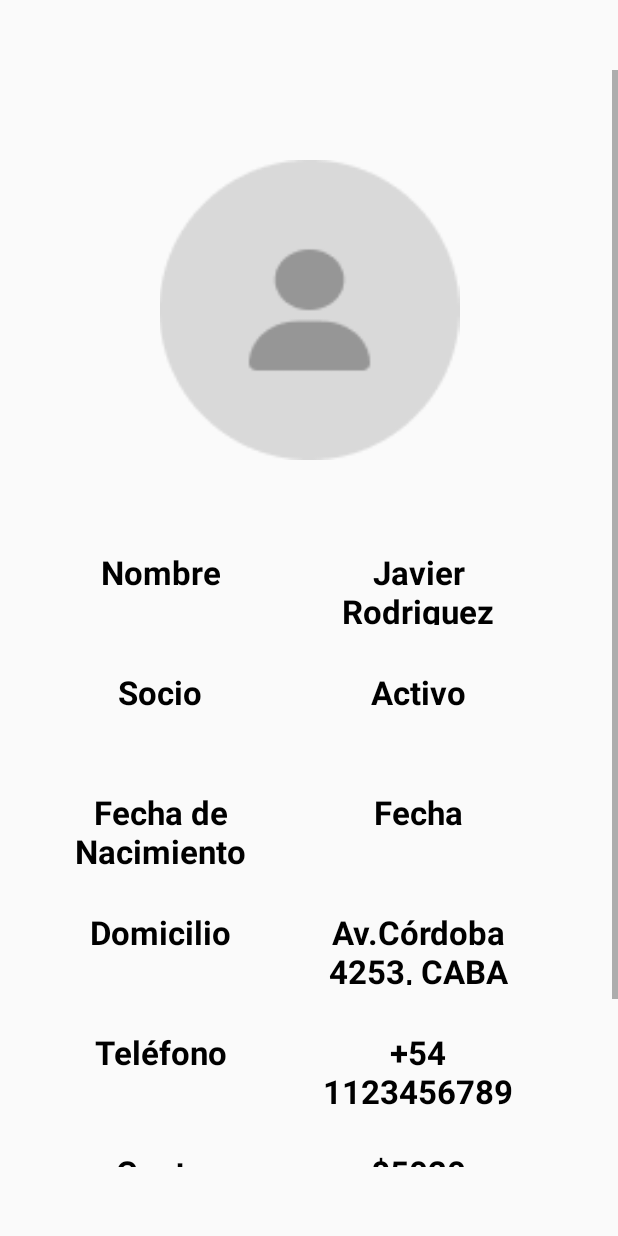
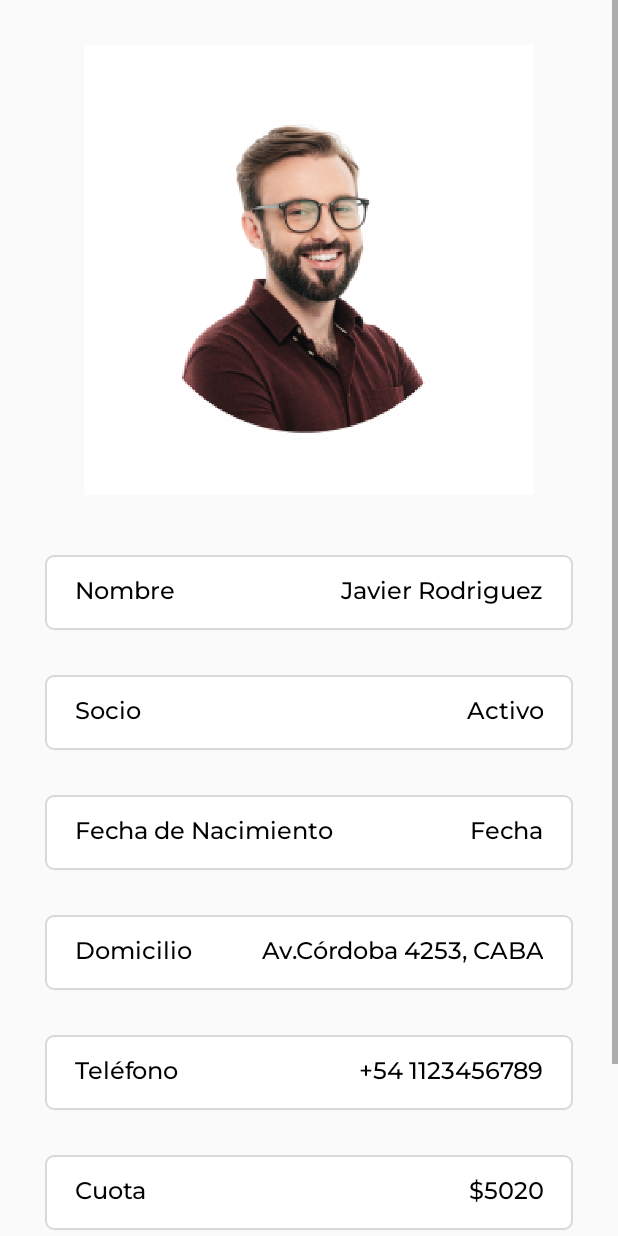
Before and after one commit to EvanaSabatella1989/Club-Deportivo, an Android app: the layout activity_modificar_usuario_socio.xml on its own in the app's theme, with its tools: preview values and no code run, on a phone screen of 412 x 824 dp. Run offline under Robolectric (Android 15) with nearby library versions, the phone set to English and light mode, and no system bars; Roboto replaces fonts that are not available here.

Commit message:
fin activity modifUsuarioSocio

```diff
--- a/Club/app/src/main/res/layout/activity_modificar_usuario_socio.xml
+++ b/Club/app/src/main/res/layout/activity_modificar_usuario_socio.xml
@@ -40,8 +40,8 @@
         app:layout_constraintStart_toStartOf="parent" />  -->
 
     <ScrollView
-        android:layout_width="411dp"
-        android:layout_height="731dp"
+        android:layout_width="0dp"
+        android:layout_height="wrap_content"
         app:layout_constraintBottom_toBottomOf="parent"
         app:layout_constraintEnd_toEndOf="parent"
         app:layout_constraintHorizontal_bias="1.0"
@@ -51,87 +51,56 @@
 
         <LinearLayout
             android:layout_width="match_parent"
-        android:layout_height="wrap_content"
+            android:layout_height="match_parent"
+            android:layout_margin="30dp"
+            android:layout_marginBottom="30dp"
             android:orientation="vertical">
+
 
             <ImageView
                 android:id="@+id/imageView2"
                 android:layout_width="match_parent"
-            android:layout_height="match_parent"
-            android:layout_marginTop="60dp"
-            android:layout_marginBottom="60dp"
-            android:minWidth="200dp"
-            android:minHeight="200dp"
-            android:src="@mipmap/icono_persona" />
+                android:layout_height="300dp"
+                android:layout_marginBottom="40dp"
+                android:minWidth="10dp"
+                android:minHeight="10dp"
+                android:src="@mipmap/fotousuario" />
 
             <LinearLayout
                 android:layout_width="match_parent"
                 android:layout_height="50dp"
+
                 android:layout_marginBottom="30dp"
-
+                android:background="@drawable/input_background"
                 android:orientation="horizontal">
 
 
                 <TextView
-                android:layout_width="152dp"
-                android:layout_height="match_parent"
-                android:layout_marginLeft="20dp"
-                android:paddingLeft="20dp"
+                    android:layout_width="wrap_content"
+                    android:layout_height="wrap_content"
+                    android:fontFamily="@font/montserrat_medium"
+                    android:layout_marginStart="20dp"
+                    android:layout_gravity="center_vertical"
                     android:paddingRight="0dp"
                     android:tag=""
                     android:text="@string/llave_nombre"
-                android:textAlignment="center"
                     android:textColor="@color/black"
-                android:textSize="22sp"
-                android:textStyle="bold" />
+                    android:textSize="16sp" />
 
                 <TextView
-                android:layout_width="152dp"
-                android:layout_height="match_parent"
-                android:layout_marginLeft="20dp"
-                android:paddingLeft="20dp"
+                    android:layout_width="match_parent"
+                    android:layout_height="wrap_content"
+                    android:fontFamily="@font/montserrat_medium"
+                    android:layout_marginStart="20dp"
+                    android:layout_marginEnd="20dp"
+                    android:paddingStart="20dp"
+                    android:layout_gravity="center_vertical"
+                    android:gravity="end"
                     android:paddingRight="0dp"
                     android:tag=""
                     android:text="@string/valor_nombre"
-                android:textAlignment="center"
                     android:textColor="@color/black"
-                android:textSize="22sp"
-                android:textStyle="bold" />
-
-
-        </LinearLayout>
-        <LinearLayout
-            android:layout_width="match_parent"
-            android:layout_height="50dp"
-            android:layout_marginBottom="30dp"
-            android:backgroundTint="@color/yellow"
-            android:orientation="horizontal">
-
-            <TextView
-                android:layout_width="152dp"
-                android:layout_height="match_parent"
-                android:layout_marginLeft="20dp"
-                android:paddingLeft="20dp"
-                android:paddingRight="0dp"
-                android:tag=""
-                android:text="@string/llave_socio"
-                android:textAlignment="center"
-                android:textSize="22sp"
-                android:textColor="@color/black"
-                android:textStyle="bold"/>
-
-            <TextView
-                android:layout_width="152dp"
-                android:layout_height="match_parent"
-                android:layout_marginLeft="20dp"
-                android:paddingLeft="20dp"
-                android:paddingRight="0dp"
-                android:tag=""
-                android:text="@string/valor_socio"
-                android:textAlignment="center"
-                android:textSize="22sp"
-                android:textColor="@color/black"
-                android:textStyle="bold"/>
+                    android:textSize="16sp" />
 
 
             </LinearLayout>
@@ -140,34 +109,35 @@
                 android:layout_width="match_parent"
                 android:layout_height="50dp"
                 android:layout_marginBottom="30dp"
-            android:backgroundTint="@color/yellow"
+                android:background="@drawable/input_background"
+
                 android:orientation="horizontal">
 
                 <TextView
-                android:layout_width="152dp"
-                android:layout_height="match_parent"
-                android:layout_marginLeft="20dp"
-                android:paddingLeft="20dp"
+                    android:layout_width="wrap_content"
+                    android:layout_height="wrap_content"
+                    android:tag=""
+                    android:text="@string/llave_socio"
+                    android:textColor="@color/black"
+                    android:fontFamily="@font/montserrat_medium"
+                    android:layout_marginStart="20dp"
+                    android:layout_gravity="center_vertical"
+                    android:textSize="16sp" />
+
+                <TextView
+                    android:layout_width="match_parent"
+                    android:layout_height="wrap_content"
                     android:paddingRight="0dp"
                     android:tag=""
-                android:text="@string/llave_fechaNac"
-                android:textAlignment="center"
-                android:textSize="22sp"
+                    android:text="@string/valor_socio"
                     android:textColor="@color/black"
-                android:textStyle="bold"/>
-
-            <TextView
-                android:layout_width="152dp"
-                android:layout_height="match_parent"
-                android:layout_marginLeft="20dp"
-                android:paddingLeft="20dp"
-                android:paddingRight="0dp"
-                android:tag=""
-                android:text="Fecha"
-                android:textAlignment="center"
-                android:textSize="22sp"
-                android:textColor="@color/black"
-                android:textStyle="bold"/>
+                    android:fontFamily="@font/montserrat_medium"
+                    android:textSize="16sp"
+                    android:layout_marginStart="20dp"
+                    android:layout_marginEnd="20dp"
+                    android:paddingStart="20dp"
+                    android:layout_gravity="center_vertical"
+                    android:gravity="end"/>
 
 
             </LinearLayout>
@@ -176,34 +146,36 @@
                 android:layout_width="match_parent"
                 android:layout_height="50dp"
                 android:layout_marginBottom="30dp"
-            android:backgroundTint="@color/yellow"
+                android:background="@drawable/input_background"
+
                 android:orientation="horizontal">
 
                 <TextView
-                android:layout_width="152dp"
-                android:layout_height="match_parent"
-                android:layout_marginLeft="20dp"
-                android:paddingLeft="20dp"
+                    android:layout_width="wrap_content"
+                    android:layout_height="wrap_content"
                     android:paddingRight="0dp"
                     android:tag=""
-                android:text="@string/llave_domicilio"
-                android:textAlignment="center"
-                android:textSize="22sp"
+                    android:text="@string/llave_fechaNac"
                     android:textColor="@color/black"
-                android:textStyle="bold"/>
+                    android:fontFamily="@font/montserrat_medium"
+                    android:layout_marginStart="20dp"
+                    android:layout_gravity="center_vertical"
+                    android:textSize="16sp" />
 
                 <TextView
-                android:layout_width="152dp"
-                android:layout_height="match_parent"
-                android:layout_marginLeft="20dp"
-                android:paddingLeft="20dp"
+                    android:layout_width="match_parent"
+                    android:layout_height="wrap_content"
                     android:paddingRight="0dp"
                     android:tag=""
-                android:text="@string/valor_domicilio"
-                android:textAlignment="center"
-                android:textSize="22sp"
+                    android:text="Fecha"
                     android:textColor="@color/black"
-                android:textStyle="bold"/>
+                    android:fontFamily="@font/montserrat_medium"
+                    android:textSize="16sp"
+                    android:layout_marginStart="20dp"
+                    android:layout_marginEnd="20dp"
+                    android:paddingStart="20dp"
+                    android:layout_gravity="center_vertical"
+                    android:gravity="end"/>
 
 
             </LinearLayout>
@@ -212,34 +184,36 @@
                 android:layout_width="match_parent"
                 android:layout_height="50dp"
                 android:layout_marginBottom="30dp"
-            android:backgroundTint="@color/yellow"
+                android:background="@drawable/input_background"
+
                 android:orientation="horizontal">
 
                 <TextView
-                android:layout_width="152dp"
-                android:layout_height="match_parent"
-                android:layout_marginLeft="20dp"
-                android:paddingLeft="20dp"
+                    android:layout_width="wrap_content"
+                    android:layout_height="wrap_content"
                     android:paddingRight="0dp"
                     android:tag=""
-                android:text="@string/llave_telefono"
-                android:textAlignment="center"
-                android:textSize="22sp"
+                    android:text="@string/llave_domicilio"
                     android:textColor="@color/black"
-                android:textStyle="bold"/>
+                    android:fontFamily="@font/montserrat_medium"
+                    android:layout_marginStart="20dp"
+                    android:layout_gravity="center_vertical"
+                    android:textSize="16sp" />
 
                 <TextView
-                android:layout_width="152dp"
-                android:layout_height="match_parent"
-                android:layout_marginLeft="20dp"
-                android:paddingLeft="20dp"
+                    android:layout_width="match_parent"
+                    android:layout_height="wrap_content"
                     android:paddingRight="0dp"
                     android:tag=""
-                android:text="@string/valor_telefono"
-                android:textAlignment="center"
-                android:textSize="22sp"
+                    android:text="@string/valor_domicilio"
                     android:textColor="@color/black"
-                android:textStyle="bold"/>
+                    android:fontFamily="@font/montserrat_medium"
+                    android:textSize="16sp"
+                    android:layout_marginStart="20dp"
+                    android:layout_marginEnd="20dp"
+                    android:paddingStart="20dp"
+                    android:layout_gravity="center_vertical"
+                    android:gravity="end"/>
 
 
             </LinearLayout>
@@ -248,34 +222,73 @@
                 android:layout_width="match_parent"
                 android:layout_height="50dp"
                 android:layout_marginBottom="30dp"
-            android:backgroundTint="@color/yellow"
+                android:background="@drawable/input_background"
+
                 android:orientation="horizontal">
 
                 <TextView
-                android:layout_width="152dp"
-                android:layout_height="match_parent"
-                android:layout_marginLeft="20dp"
-                android:paddingLeft="20dp"
+                    android:layout_width="wrap_content"
+                    android:layout_height="wrap_content"
+                    android:paddingRight="0dp"
+                    android:tag=""
+                    android:text="@string/llave_telefono"
+                    android:textColor="@color/black"
+                    android:fontFamily="@font/montserrat_medium"
+                    android:layout_marginStart="20dp"
+                    android:layout_gravity="center_vertical"
+                    android:textSize="16sp" />
+
+                <TextView
+                    android:layout_width="match_parent"
+                    android:layout_height="wrap_content"
+                    android:paddingRight="0dp"
+                    android:tag=""
+                    android:text="@string/valor_telefono"
+                    android:textColor="@color/black"
+                    android:fontFamily="@font/montserrat_medium"
+                    android:textSize="16sp"
+                    android:layout_marginStart="20dp"
+                    android:layout_marginEnd="20dp"
+                    android:paddingStart="20dp"
+                    android:layout_gravity="center_vertical"
+                    android:gravity="end" />
+
+
+            </LinearLayout>
+
+            <LinearLayout
+                android:layout_width="match_parent"
+                android:layout_height="50dp"
+                android:layout_marginBottom="30dp"
+                android:background="@drawable/input_background"
+                android:orientation="horizontal">
+
+                <TextView
+                    android:layout_width="wrap_content"
+                    android:layout_height="wrap_content"
                     android:paddingRight="0dp"
                     android:tag=""
                     android:text="@string/llave_cuota"
-                android:textAlignment="center"
-                android:textSize="22sp"
                     android:textColor="@color/black"
-                android:textStyle="bold"/>
+                    android:fontFamily="@font/montserrat_medium"
+                    android:layout_marginStart="20dp"
+                    android:layout_gravity="center_vertical"
+                    android:textSize="16sp" />
 
                 <TextView
-                android:layout_width="152dp"
-                android:layout_height="match_parent"
-                android:layout_marginLeft="20dp"
-                android:paddingLeft="20dp"
+                    android:layout_width="match_parent"
+                    android:layout_height="wrap_content"
                     android:paddingRight="0dp"
                     android:tag=""
                     android:text="@string/valor_cuota"
-                android:textAlignment="center"
-                android:textSize="22sp"
                     android:textColor="@color/black"
-                android:textStyle="bold"/>
+                    android:fontFamily="@font/montserrat_medium"
+                    android:textSize="16sp"
+                    android:layout_marginStart="20dp"
+                    android:layout_marginEnd="20dp"
+                    android:paddingStart="20dp"
+                    android:layout_gravity="center_vertical"
+                    android:gravity="end"/>
 
 
             </LinearLayout>
@@ -285,11 +298,13 @@
                 android:id="@+id/button2"
                 android:layout_width="192dp"
                 android:layout_height="47dp"
+                android:layout_gravity="center_horizontal"
                 android:layout_marginLeft="100dp"
                 android:layout_marginRight="100dp"
-            android:layout_marginBottom="16dp"
+                android:layout_marginBottom="60dp"
                 android:background="@drawable/boton_chico"
                 android:text="@string/boton_aceptar"
+                android:textColor="@color/white"
                 app:layout_constraintBottom_toBottomOf="parent"
                 app:layout_constraintEnd_toEndOf="parent"
                 app:layout_constraintStart_toStartOf="parent" />
```
Also changed, not shown: Club/app/build.gradle.kts (+4 -4 lines), Club/app/src/main/AndroidManifest.xml (+10 -7 lines). Lines whose indentation alone changed are shown as unchanged.
